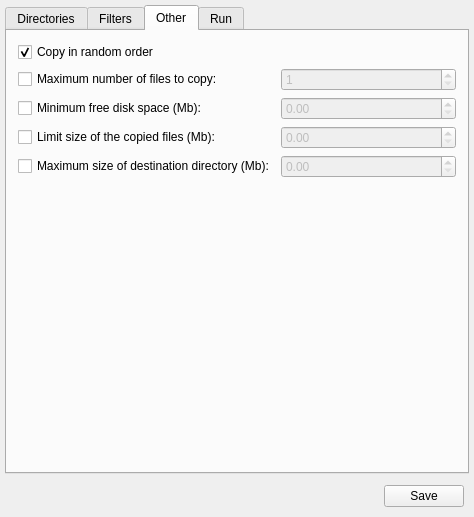
Before: the Qt Designer form mainwindow.ui in macrosoft/randcp2, drawn with Qt 5.
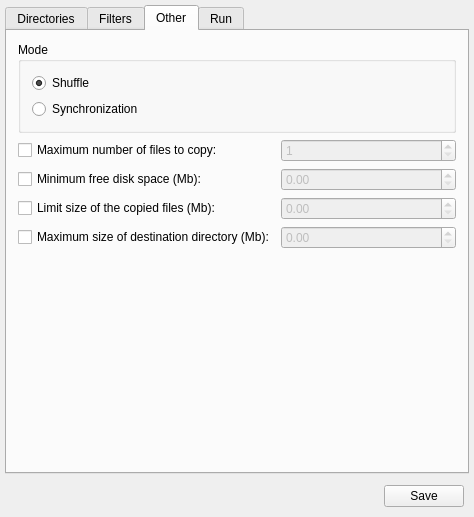
After: the same form once the commit is applied. The open tabs and pages were chosen to show the change. Custom widgets are drawn as their Qt base class.

Commit message: Added initial support for synchronization mode

The edit to the form file:
```diff
--- a/mainwindow.ui
+++ b/mainwindow.ui
@@ -335,9 +335,35 @@
        <string>Other</string>
       </attribute>
       <layout class="QVBoxLayout" name="verticalLayout_10">
+       <item>
+        <widget class="QGroupBox" name="groupBox">
+         <property name="title">
+          <string>Mode</string>
+         </property>
+         <layout class="QVBoxLayout" name="verticalLayout_12">
+          <item>
+           <widget class="QRadioButton" name="rndModeRadioButton">
+            <property name="text">
+             <string>Shuffle</string>
+            </property>
+            <property name="checked">
+             <bool>true</bool>
+            </property>
+           </widget>
+          </item>
+          <item>
+           <widget class="QRadioButton" name="synchModeRadioButto">
+            <property name="text">
+             <string>Synchronization</string>
+            </property>
+           </widget>
+          </item>
+         </layout>
+        </widget>
+       </item>
        <item>
         <layout class="QGridLayout" name="gridLayout">
-         <item row="1" column="1">
+         <item row="0" column="1">
           <widget class="QSpinBox" name="fileCountSpinBox">
            <property name="enabled">
             <bool>false</bool>
@@ -350,7 +376,7 @@
            </property>
           </widget>
          </item>
-         <item row="2" column="1">
+         <item row="1" column="1">
           <widget class="QDoubleSpinBox" name="freeSpaceSpinBox">
            <property name="enabled">
             <bool>false</bool>
@@ -360,7 +386,7 @@
            </property>
           </widget>
          </item>
-         <item row="3" column="1">
+         <item row="2" column="1">
           <widget class="QDoubleSpinBox" name="limitSpinBox">
            <property name="enabled">
             <bool>false</bool>
@@ -370,7 +396,7 @@
            </property>
           </widget>
          </item>
-         <item row="4" column="1">
+         <item row="3" column="1">
           <widget class="QDoubleSpinBox" name="maxDstSpinBox">
            <property name="enabled">
             <bool>false</bool>
@@ -380,7 +406,7 @@
            </property>
           </widget>
          </item>
-         <item row="1" column="0">
+         <item row="0" column="0">
           <widget class="QCheckBox" name="fileCountCheckBox">
            <property name="text">
             <string>Maximum number of files to copy:</string>
@@ -390,37 +416,27 @@
            </property>
           </widget>
          </item>
-         <item row="2" column="0">
+         <item row="1" column="0">
           <widget class="QCheckBox" name="minFreeSpaceCheckBox">
            <property name="text">
             <string>Minimum free disk space (Mb):</string>
            </property>
           </widget>
          </item>
-         <item row="3" column="0">
+         <item row="2" column="0">
           <widget class="QCheckBox" name="limitCheckBox">
            <property name="text">
             <string>Limit size of the copied files (Mb):</string>
            </property>
           </widget>
          </item>
-         <item row="4" column="0">
+         <item row="3" column="0">
           <widget class="QCheckBox" name="maxDstCheckBox">
            <property name="text">
             <string>Maximum size of destination directory (Mb):</string>
            </property>
           </widget>
          </item>
-         <item row="0" column="0">
-          <widget class="QCheckBox" name="randOrderCheckBox">
-           <property name="text">
-            <string>Copy in random order</string>
-           </property>
-           <property name="checked">
-            <bool>true</bool>
-           </property>
-          </widget>
-         </item>
         </layout>
        </item>
        <item>
```
Left out of the diff: 4 changed lines with no effect on the pictures. The commit also changes 7 other files.
